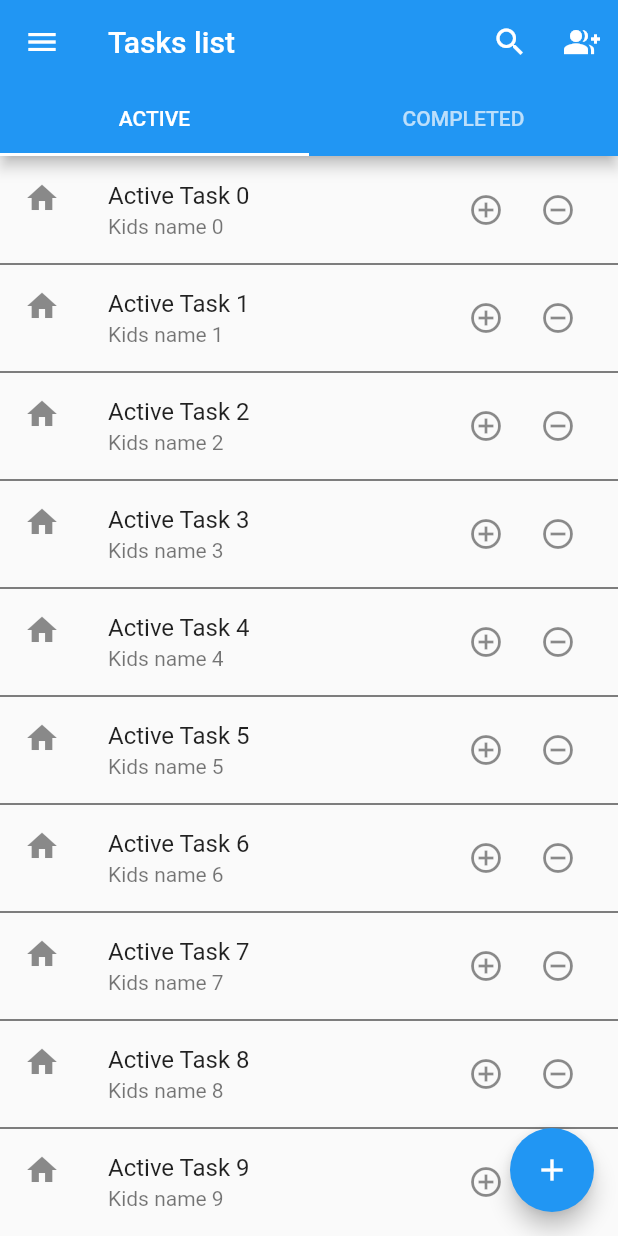
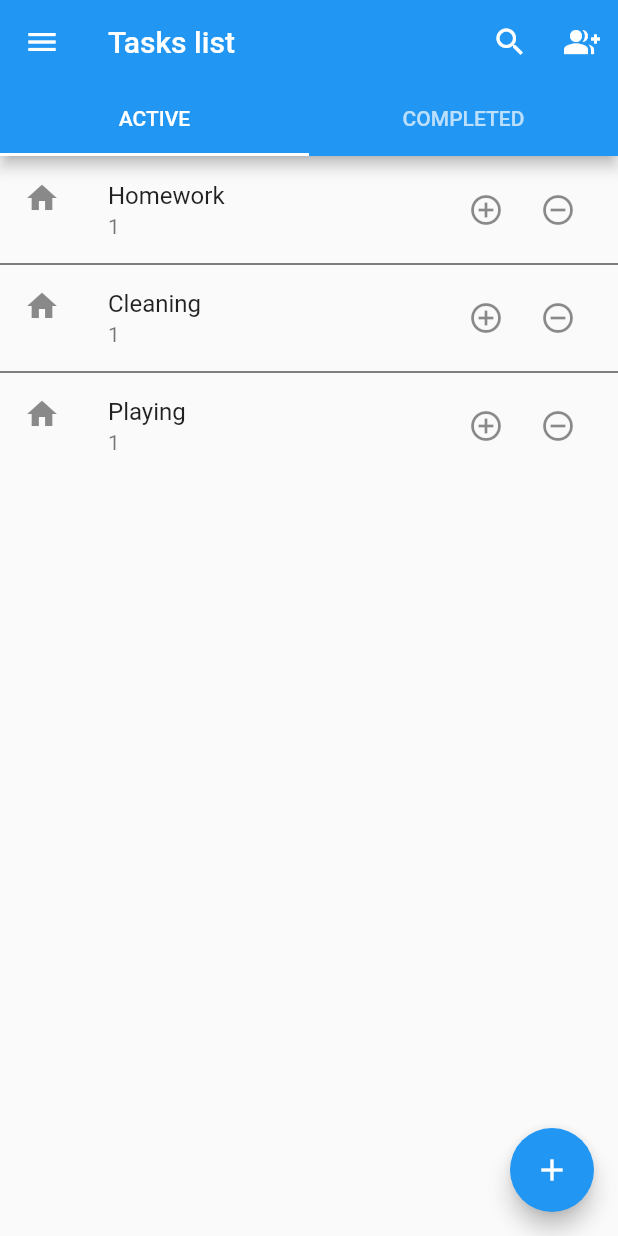
Before and after one commit to szead/kids_task_tracker, a Flutter app: the screen it shows after launch, on a phone screen of 412 x 824 dp. Run offline on Flutter 3.47's test engine with Material 2 defaults, Android fonts, the phone set to English and light mode, and no system bars; our stand-ins replace cloud_firestore; accounts and stored records are empty.

Commit message:
Added Task Model and read values from Map

```diff
--- /dev/null
+++ b/lib/model/task.dart
@@ -0,0 +1,63 @@
+import 'package:cloud_firestore/cloud_firestore.dart';
+
+class Task {
+  final String taskName;
+  final bool completed;
+  final int currentCount;
+  final DateTime deadline;
+  final String kidId;
+  final int maxCount;
+  final String parentId;
+
+  final DocumentReference reference;
+
+  // Task(this.taskName,
+  //     {this.completed,
+  //     this.currentCount,
+  //     this.deadline,
+  //     this.kidId,
+  //     this.maxCount,
+  //     this.parentId,
+  //     this.reference});
+
+  Task.fromMap(Map<String, dynamic> map, {this.reference})
+      : assert(map['task_name'] != null),
+        assert(map['parent_id'] != null),
+        taskName = map['task_name'],
+        completed = map['completed'],
+        currentCount = map['current_count'],
+        deadline = DateTime.parse(map['deadline']),
+        kidId = map['kid_id'],
+        maxCount = map['max_count'],
+        parentId = map['parent_id'];
+
+  Task.fromSnapshot(DocumentSnapshot snapshot)
+      : this.fromMap(snapshot.data(), reference: snapshot.reference);
+
+  // factory Task.fromJson(Map<dynamic, dynamic> json) => _TaskFromJson(json);
+  //
+  // Map<String, dynamic> toJson() => _TaskToJson(this);
+  //
+  // @override
+  String toString() => "Task<$taskName:$completed:$currentCount>";
+}
+
+// _TaskFromJson(Map<dynamic, dynamic> json) {
+//   return Task(json['task_name'] as String,
+//       completed: json['completed'],
+//       currentCount: json['current_count'],
+//       deadline: json['deadline'],
+//       kidId: json['kid_id'],
+//       maxCount: json["max_count"],
+//       parentId: json["parent_id"]);
+// }
+//
+// Map<String, dynamic> _TaskToJson(Task instance) => <String, dynamic>{
+//       'task_name': instance.taskName,
+//       'completed': instance.completed,
+//       'current_count': instance.currentCount,
+//       'deadline': instance.deadline,
+//       'kid_id': instance.kidId,
+//       'max_count': instance.maxCount,
+//       'parent_id': instance.parentId
+//     };
--- a/lib/task_list_page.dart
+++ b/lib/task_list_page.dart
@@ -1,5 +1,6 @@
 import 'package:flutter/material.dart';
 import 'edit_detail_screen.dart';
+import 'model/task.dart';
 
 class TasksListPage extends StatefulWidget {
   TasksListPage({Key key, this.title}) : super(key: key);
@@ -23,6 +24,36 @@ class _TasksListPageState extends State<TasksListPage> {
   final activeItems = List<String>.generate(10, (i) => "Active Task $i");
   final childrenName = List<String>.generate(10, (i) => "Kids name $i");
   final completedItems = List<String>.generate(10, (i) => "Completed Task $i");
+  static final tasksSnapshot = [
+    {
+      "task_name": "Homework",
+      "completed": false,
+      "current_count": 0,
+      "deadline": "2002-02-27T14:00:00-0500",
+      "kid_id": "1",
+      "max_count": 5,
+      "parent_id": "1",
+    },
+    {
+      "task_name": "Cleaning",
+      "completed": false,
+      "current_count": 0,
+      "deadline": "2002-02-27T14:00:00-0500",
+      "kid_id": "1",
+      "max_count": 5,
+      "parent_id": "1",
+    },
+    {
+      "task_name": "Playing",
+      "completed": true,
+      "current_count": 0,
+      "deadline": "2002-02-27T14:00:00-0500",
+      "kid_id": "1",
+      "max_count": 5,
+      "parent_id": "1",
+    }
+  ];
+  List<Task> tasks = tasksSnapshot.map((task) => Task.fromMap(task)).toList();
 
   void _addNewTask() {
     setState(() {
@@ -36,6 +67,9 @@ class _TasksListPageState extends State<TasksListPage> {
 
   @override
   Widget build(BuildContext context) {
+    tasks.forEach((element) {
+      print(element);
+    });
     // This method is rerun every time setState is called, for instance as done
     // by the _incrementCounter method above.
     //
@@ -64,46 +98,10 @@ class _TasksListPageState extends State<TasksListPage> {
                         height: 0,
                         thickness: 0,
                       ),
-                itemCount: activeItems.length,
+                  itemCount: tasks.length,
                   itemBuilder: (context, index) {
-                  return Dismissible(
-                      key: Key(activeItems[index]),
-                      background: slideRightBackground(),
-                      secondaryBackground: slideLeftBackground(),
-                      onDismissed: (direction) {
-                        if (direction == DismissDirection.endToStart) {
-                          setState(() {
-                            activeItems.removeAt(index);
-                          });
-                        }
-                      },
-                      child: ListTile(
-                        onTap: () {
-                          Navigator.push(context,
-                              MaterialPageRoute(builder: (context) {
-                            return EditDetailScreen(
-                                items: activeItems, index: index);
-                          })).then((value) => setState(() {}));
-                        },
-                        leading: Icon(Icons.home),
-                        title: Text(activeItems[index]),
-                        subtitle: Text(childrenName[index]),
-                        trailing: Wrap(
-                          spacing: 0,
-                          children: <Widget>[
-                            IconButton(
-                              icon: Icon(Icons.add_circle_outline),
-                              onPressed: () {},
-                            ),
-                            IconButton(
-                              icon: Icon(Icons.remove_circle_outline),
-                              onPressed: () {},
-                            ),
-                          ],
-                        ),
-                      ));
-                },
-              ),
+                    return _buildListItem(context, index, tasks);
+                  }),
               ListView.separated(
                 separatorBuilder: (context, index) => Divider(
                   color: Colors.black,
@@ -186,4 +184,41 @@ class _TasksListPageState extends State<TasksListPage> {
       ),
     );
   }
+
+  Widget _buildListItem(BuildContext context, int index, List<Task> tasks) {
+    return Dismissible(
+        key: Key(tasks.elementAt(index).taskName),
+        background: slideRightBackground(),
+        secondaryBackground: slideLeftBackground(),
+        onDismissed: (direction) {
+          if (direction == DismissDirection.endToStart) {
+            setState(() {
+              tasks.removeAt(index);
+            });
           }
+        },
+        child: ListTile(
+          onTap: () {
+            Navigator.push(context, MaterialPageRoute(builder: (context) {
+              return EditDetailScreen(tasks: tasks, index: index);
+            })).then((value) => setState(() {}));
+          },
+          leading: Icon(Icons.home),
+          title: Text(tasks.elementAt(index).taskName),
+          subtitle: Text(tasks.elementAt(index).kidId),
+          trailing: Wrap(
+            spacing: 0,
+            children: <Widget>[
+              IconButton(
+                icon: Icon(Icons.add_circle_outline),
+                onPressed: () {},
+              ),
+              IconButton(
+                icon: Icon(Icons.remove_circle_outline),
+                onPressed: () {},
+              ),
+            ],
+          ),
+        ));
+  }
+}
--- a/pubspec.yaml
+++ b/pubspec.yaml
@@ -23,7 +23,7 @@ environment:
 dependencies:
   flutter:
     sdk: flutter
-
+  cloud_firestore: ^0.14.1+3
 
   # The following adds the Cupertino Icons font to your application.
   # Use with the CupertinoIcons class for iOS style icons.
```
Also changed, not shown: lib/edit_detail_screen.dart (+6 -6 lines), lib/main.dart (+26 -0 lines), pubspec.lock, 6 other files. Lines whose indentation alone changed are shown as unchanged.
